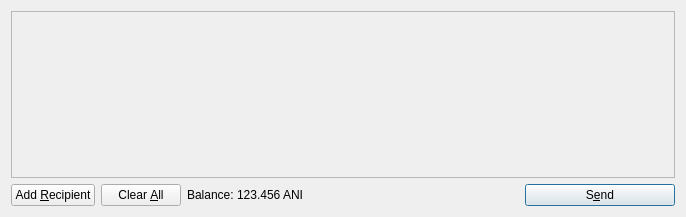
Old version of the form src/qt/forms/sendcoinsdialog.ui in the repository Animecointeam/Animecoin.
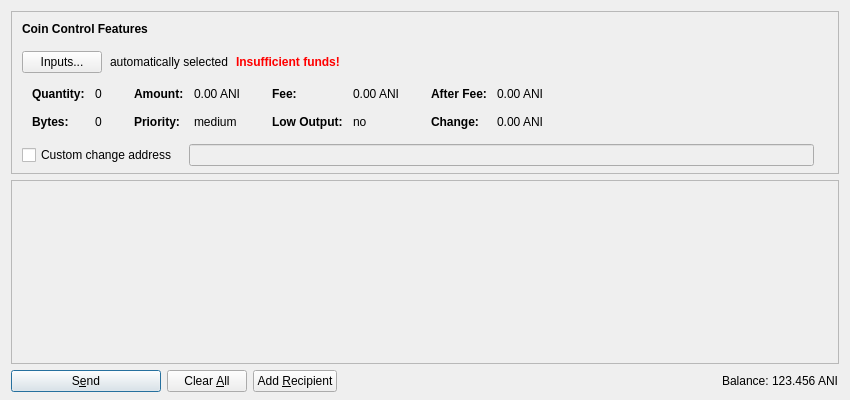
New version of the form. Icons and pictures are not drawn. Custom widgets are drawn as their Qt base class.

The edit to the form file:
```diff
--- a/src/qt/forms/sendcoinsdialog.ui
+++ b/src/qt/forms/sendcoinsdialog.ui
@@ -6,14 +6,603 @@
    <rect>
     <x>0</x>
     <y>0</y>
-    <width>686</width>
-    <height>217</height>
+    <width>850</width>
+    <height>400</height>
    </rect>
   </property>
   <property name="windowTitle">
    <string>Send Coins</string>
   </property>
-  <layout class="QVBoxLayout" name="verticalLayout">
+  <layout class="QVBoxLayout" name="verticalLayout" stretch="0,1,0">
+   <property name="bottomMargin">
+    <number>8</number>
+   </property>
+   <item>
+    <widget class="QFrame" name="frameCoinControl">
+     <property name="sizePolicy">
+      <sizepolicy hsizetype="Expanding" vsizetype="Expanding">
+       <horstretch>0</horstretch>
+       <verstretch>0</verstretch>
+      </sizepolicy>
+     </property>
+     <property name="maximumSize">
+      <size>
+       <width>16777215</width>
+       <height>16777215</height>
+      </size>
+     </property>
+     <property name="frameShape">
+      <enum>QFrame::StyledPanel</enum>
+     </property>
+     <property name="frameShadow">
+      <enum>QFrame::Sunken</enum>
+     </property>
+     <layout class="QVBoxLayout" name="verticalLayoutCoinControl2">
+      <property name="spacing">
+       <number>0</number>
+      </property>
+      <property name="leftMargin">
+       <number>0</number>
+      </property>
+      <property name="topMargin">
+       <number>0</number>
+      </property>
+      <property name="rightMargin">
+       <number>0</number>
+      </property>
+      <property name="bottomMargin">
+       <number>6</number>
+      </property>
+      <item>
+       <layout class="QVBoxLayout" name="verticalLayoutCoinControl" stretch="0,0,0,0,1">
+        <property name="spacing">
+         <number>0</number>
+        </property>
+        <property name="leftMargin">
+         <number>10</number>
+        </property>
+        <property name="topMargin">
+         <number>10</number>
+        </property>
+        <item>
+         <layout class="QHBoxLayout" name="horizontalLayoutCoinControl1">
+          <property name="bottomMargin">
+           <number>15</number>
+          </property>
+          <item>
+           <widget class="QLabel" name="labelCoinControlFeatures">
+            <property name="sizePolicy">
+             <sizepolicy hsizetype="Preferred" vsizetype="Maximum">
+              <horstretch>0</horstretch>
+              <verstretch>0</verstretch>
+             </sizepolicy>
+            </property>
+            <property name="font">
+             <font>
+              <weight>75</weight>
+              <bold>true</bold>
+             </font>
+            </property>
+            <property name="styleSheet">
+             <string notr="true">font-weight:bold;</string>
+            </property>
+            <property name="text">
+             <string>Coin Control Features</string>
+            </property>
+           </widget>
+          </item>
+         </layout>
+        </item>
+        <item>
+         <layout class="QHBoxLayout" name="horizontalLayoutCoinControl2" stretch="0,0,0,0">
+          <property name="spacing">
+           <number>8</number>
+          </property>
+          <property name="bottomMargin">
+           <number>10</number>
+          </property>
+          <item>
+           <widget class="QPushButton" name="pushButtonCoinControl">
+            <property name="styleSheet">
+             <string notr="true"/>
+            </property>
+            <property name="text">
+             <string>Inputs...</string>
+            </property>
+           </widget>
+          </item>
+          <item>
+           <widget class="QLabel" name="labelCoinControlAutomaticallySelected">
+            <property name="text">
+             <string>automatically selected</string>
+            </property>
+            <property name="margin">
+             <number>5</number>
+            </property>
+           </widget>
+          </item>
+          <item>
+           <widget class="QLabel" name="labelCoinControlInsuffFunds">
+            <property name="font">
+             <font>
+              <weight>75</weight>
+              <bold>true</bold>
+             </font>
+            </property>
+            <property name="styleSheet">
+             <string notr="true">color:red;font-weight:bold;</string>
+            </property>
+            <property name="text">
+             <string>Insufficient funds!</string>
+            </property>
+            <property name="margin">
+             <number>5</number>
+            </property>
+           </widget>
+          </item>
+          <item>
+           <spacer name="horizontalSpacerCoinControl">
+            <property name="orientation">
+             <enum>Qt::Horizontal</enum>
+            </property>
+            <property name="sizeHint" stdset="0">
+             <size>
+              <width>40</width>
+              <height>1</height>
+             </size>
+            </property>
+           </spacer>
+          </item>
+         </layout>
+        </item>
+        <item>
+         <widget class="QWidget" name="widgetCoinControl" native="true">
+          <property name="sizePolicy">
+           <sizepolicy hsizetype="Preferred" vsizetype="Preferred">
+            <horstretch>0</horstretch>
+            <verstretch>0</verstretch>
+           </sizepolicy>
+          </property>
+          <property name="minimumSize">
+           <size>
+            <width>0</width>
+            <height>0</height>
+           </size>
+          </property>
+          <property name="styleSheet">
+           <string notr="true"/>
+          </property>
+          <layout class="QHBoxLayout" name="horizontalLayoutCoinControl5">
+           <property name="leftMargin">
+            <number>0</number>
+           </property>
+           <property name="topMargin">
+            <number>0</number>
+           </property>
+           <property name="rightMargin">
+            <number>0</number>
+           </property>
+           <property name="bottomMargin">
+            <number>0</number>
+           </property>
+           <item>
+            <layout class="QHBoxLayout" name="horizontalLayoutCoinControl3" stretch="0,0,0,1">
+             <property name="spacing">
+              <number>20</number>
+             </property>
+             <property name="topMargin">
+              <number>0</number>
+             </property>
+             <property name="bottomMargin">
+              <number>10</number>
+             </property>
+             <item>
+              <layout class="QFormLayout" name="formLayoutCoinControl1">
+               <property name="horizontalSpacing">
+                <number>10</number>
+               </property>
+               <property name="verticalSpacing">
+                <number>14</number>
+               </property>
+               <property name="leftMargin">
+                <number>10</number>
+               </property>
+               <property name="topMargin">
+                <number>4</number>
+               </property>
+               <property name="rightMargin">
+                <number>6</number>
+               </property>
+               <item row="0" column="0">
+                <widget class="QLabel" name="labelCoinControlQuantityText">
+                 <property name="font">
+                  <font>
+                   <weight>75</weight>
+                   <bold>true</bold>
+                  </font>
+                 </property>
+                 <property name="text">
+                  <string>Quantity:</string>
+                 </property>
+                 <property name="margin">
+                  <number>0</number>
+                 </property>
+                </widget>
+               </item>
+               <item row="0" column="1">
+                <widget class="QLabel" name="labelCoinControlQuantity">
+                 <property name="cursor">
+                  <cursorShape>IBeamCursor</cursorShape>
+                 </property>
+                 <property name="contextMenuPolicy">
+                  <enum>Qt::ActionsContextMenu</enum>
+                 </property>
+                 <property name="text">
+                  <string notr="true">0</string>
+                 </property>
+                 <property name="margin">
+                  <number>0</number>
+                 </property>
+                 <property name="textInteractionFlags">
+                  <set>Qt::LinksAccessibleByMouse|Qt::TextSelectableByKeyboard|Qt::TextSelectableByMouse</set>
+                 </property>
+                </widget>
+               </item>
+               <item row="1" column="0">
+                <widget class="QLabel" name="labelCoinControlBytesText">
+                 <property name="font">
+                  <font>
+                   <weight>75</weight>
+                   <bold>true</bold>
+                  </font>
+                 </property>
+                 <property name="text">
+                  <string>Bytes:</string>
+                 </property>
+                </widget>
+               </item>
+               <item row="1" column="1">
+                <widget class="QLabel" name="labelCoinControlBytes">
+                 <property name="cursor">
+                  <cursorShape>IBeamCursor</cursorShape>
+                 </property>
+                 <property name="contextMenuPolicy">
+                  <enum>Qt::ActionsContextMenu</enum>
+                 </property>
+                 <property name="text">
+                  <string notr="true">0</string>
+                 </property>
+                 <property name="textInteractionFlags">
+                  <set>Qt::LinksAccessibleByMouse|Qt::TextSelectableByKeyboard|Qt::TextSelectableByMouse</set>
+                 </property>
+                </widget>
+               </item>
+              </layout>
+             </item>
+             <item>
+              <layout class="QFormLayout" name="formLayoutCoinControl2">
+               <property name="horizontalSpacing">
+                <number>10</number>
+               </property>
+               <property name="verticalSpacing">
+                <number>14</number>
+               </property>
+               <property name="leftMargin">
+                <number>6</number>
+               </property>
+               <property name="topMargin">
+                <number>4</number>
+               </property>
+               <property name="rightMargin">
+                <number>6</number>
+               </property>
+               <item row="0" column="0">
+                <widget class="QLabel" name="labelCoinControlAmountText">
+                 <property name="font">
+                  <font>
+                   <weight>75</weight>
+                   <bold>true</bold>
+                  </font>
+                 </property>
+                 <property name="text">
+                  <string>Amount:</string>
+                 </property>
+                 <property name="margin">
+                  <number>0</number>
+                 </property>
+                </widget>
+               </item>
+               <item row="0" column="1">
+                <widget class="QLabel" name="labelCoinControlAmount">
+                 <property name="cursor">
+                  <cursorShape>IBeamCursor</cursorShape>
+                 </property>
+                 <property name="contextMenuPolicy">
+                  <enum>Qt::ActionsContextMenu</enum>
+                 </property>
+                 <property name="text">
+                  <string notr="true">0.00 ANI</string>
+                 </property>
+                 <property name="textInteractionFlags">
+                  <set>Qt::LinksAccessibleByMouse|Qt::TextSelectableByKeyboard|Qt::TextSelectableByMouse</set>
+                 </property>
+                </widget>
+               </item>
+               <item row="1" column="0">
+                <widget class="QLabel" name="labelCoinControlPriorityText">
+                 <property name="font">
+                  <font>
+                   <weight>75</weight>
+                   <bold>true</bold>
+                  </font>
+                 </property>
+                 <property name="text">
+                  <string>Priority:</string>
+                 </property>
+                </widget>
+               </item>
+               <item row="1" column="1">
+                <widget class="QLabel" name="labelCoinControlPriority">
+                 <property name="cursor">
+                  <cursorShape>IBeamCursor</cursorShape>
+                 </property>
+                 <property name="contextMenuPolicy">
+                  <enum>Qt::ActionsContextMenu</enum>
+                 </property>
+                 <property name="text">
+                  <string notr="true">medium</string>
+                 </property>
+                 <property name="textInteractionFlags">
+                  <set>Qt::LinksAccessibleByMouse|Qt::TextSelectableByKeyboard|Qt::TextSelectableByMouse</set>
+                 </property>
+                </widget>
+               </item>
+              </layout>
+             </item>
+             <item>
+              <layout class="QFormLayout" name="formLayoutCoinControl3">
+               <property name="horizontalSpacing">
+                <number>10</number>
+               </property>
+               <property name="verticalSpacing">
+                <number>14</number>
+               </property>
+               <property name="leftMargin">
+                <number>6</number>
+               </property>
+               <property name="topMargin">
+                <number>4</number>
+               </property>
+               <property name="rightMargin">
+                <number>6</number>
+               </property>
+               <item row="0" column="0">
+                <widget class="QLabel" name="labelCoinControlFeeText">
+                 <property name="font">
+                  <font>
+                   <weight>75</weight>
+                   <bold>true</bold>
+                  </font>
+                 </property>
+                 <property name="text">
+                  <string>Fee:</string>
+                 </property>
+                 <property name="margin">
+                  <number>0</number>
+                 </property>
+                </widget>
+               </item>
+               <item row="0" column="1">
+                <widget class="QLabel" name="labelCoinControlFee">
+                 <property name="cursor">
+                  <cursorShape>IBeamCursor</cursorShape>
+                 </property>
+                 <property name="contextMenuPolicy">
+                  <enum>Qt::ActionsContextMenu</enum>
+                 </property>
+                 <property name="text">
+                  <string notr="true">0.00 ANI</string>
+                 </property>
+                 <property name="textInteractionFlags">
+                  <set>Qt::LinksAccessibleByMouse|Qt::TextSelectableByKeyboard|Qt::TextSelectableByMouse</set>
+                 </property>
+                </widget>
+               </item>
+               <item row="1" column="0">
+                <widget class="QLabel" name="labelCoinControlLowOutputText">
+                 <property name="font">
+                  <font>
+                   <weight>75</weight>
+                   <bold>true</bold>
+                  </font>
+                 </property>
+                 <property name="text">
+                  <string>Low Output:</string>
+                 </property>
+                </widget>
+               </item>
+               <item row="1" column="1">
+                <widget class="QLabel" name="labelCoinControlLowOutput">
+                 <property name="cursor">
+                  <cursorShape>IBeamCursor</cursorShape>
+                 </property>
+                 <property name="contextMenuPolicy">
+                  <enum>Qt::ActionsContextMenu</enum>
+                 </property>
+                 <property name="text">
+                  <string notr="true">no</string>
+                 </property>
+                 <property name="textInteractionFlags">
+                  <set>Qt::LinksAccessibleByMouse|Qt::TextSelectableByKeyboard|Qt::TextSelectableByMouse</set>
+                 </property>
+                </widget>
+               </item>
+              </layout>
+             </item>
+             <item>
+              <layout class="QFormLayout" name="formLayoutCoinControl4">
+               <property name="horizontalSpacing">
+                <number>10</number>
+               </property>
+               <property name="verticalSpacing">
+                <number>14</number>
+               </property>
+               <property name="leftMargin">
+                <number>6</number>
+               </property>
+               <property name="topMargin">
+                <number>4</number>
+               </property>
+               <property name="rightMargin">
+                <number>6</number>
+               </property>
+               <item row="0" column="0">
+                <widget class="QLabel" name="labelCoinControlAfterFeeText">
+                 <property name="font">
+                  <font>
+                   <weight>75</weight>
+                   <bold>true</bold>
+                  </font>
+                 </property>
+                 <property name="text">
+                  <string>After Fee:</string>
+                 </property>
+                 <property name="margin">
+                  <number>0</number>
+                 </property>
+                </widget>
+               </item>
+               <item row="0" column="1">
+                <widget class="QLabel" name="labelCoinControlAfterFee">
+                 <property name="cursor">
+                  <cursorShape>IBeamCursor</cursorShape>
+                 </property>
+                 <property name="contextMenuPolicy">
+                  <enum>Qt::ActionsContextMenu</enum>
+                 </property>
+                 <property name="text">
+                  <string notr="true">0.00 ANI</string>
+                 </property>
+                 <property name="textInteractionFlags">
+                  <set>Qt::LinksAccessibleByMouse|Qt::TextSelectableByKeyboard|Qt::TextSelectableByMouse</set>
+                 </property>
+                </widget>
+               </item>
+               <item row="1" column="0">
+                <widget class="QLabel" name="labelCoinControlChangeText">
+                 <property name="font">
+                  <font>
+                   <weight>75</weight>
+                   <bold>true</bold>
+                  </font>
+                 </property>
+                 <property name="text">
+                  <string>Change:</string>
+                 </property>
+                </widget>
+               </item>
+               <item row="1" column="1">
+                <widget class="QLabel" name="labelCoinControlChange">
+                 <property name="cursor">
+                  <cursorShape>IBeamCursor</cursorShape>
+                 </property>
+                 <property name="contextMenuPolicy">
+                  <enum>Qt::ActionsContextMenu</enum>
+                 </property>
+                 <property name="text">
+                  <string notr="true">0.00 ANI</string>
+                 </property>
+                 <property name="textInteractionFlags">
+                  <set>Qt::LinksAccessibleByMouse|Qt::TextSelectableByKeyboard|Qt::TextSelectableByMouse</set>
+                 </property>
+                </widget>
+               </item>
+              </layout>
+             </item>
+            </layout>
+           </item>
+          </layout>
+         </widget>
+        </item>
+        <item>
+         <layout class="QHBoxLayout" name="horizontalLayoutCoinControl4" stretch="0,0,0">
+          <property name="spacing">
+           <number>12</number>
+          </property>
+          <property name="sizeConstraint">
+           <enum>QLayout::SetDefaultConstraint</enum>
+          </property>
+          <property name="topMargin">
+           <number>5</number>
+          </property>
+          <property name="rightMargin">
+           <number>5</number>
+          </property>
+          <item>
+           <widget class="QCheckBox" name="checkBoxCoinControlChange">
+            <property name="toolTip">
+             <string>If this is activated, but the change address is empty or invalid, change will be sent to a newly generated address.</string>
+            </property>
+            <property name="text">
+             <string>Custom change address</string>
+            </property>
+           </widget>
+          </item>
+          <item>
+           <widget class="QValidatedLineEdit" name="lineEditCoinControlChange">
+            <property name="enabled">
+             <bool>false</bool>
+            </property>
+            <property name="sizePolicy">
+             <sizepolicy hsizetype="Expanding" vsizetype="Fixed">
+              <horstretch>0</horstretch>
+              <verstretch>0</verstretch>
+             </sizepolicy>
+            </property>
+           </widget>
+          </item>
+          <item>
+           <widget class="QLabel" name="labelCoinControlChangeLabel">
+            <property name="sizePolicy">
+             <sizepolicy hsizetype="Preferred" vsizetype="Expanding">
+              <horstretch>0</horstretch>
+              <verstretch>0</verstretch>
+             </sizepolicy>
+            </property>
+            <property name="minimumSize">
+             <size>
+              <width>0</width>
+              <height>0</height>
+             </size>
+            </property>
+            <property name="text">
+             <string/>
+            </property>
+            <property name="margin">
+             <number>3</number>
+            </property>
+           </widget>
+          </item>
+         </layout>
+        </item>
+        <item>
+         <spacer name="verticalSpacerCoinControl">
+          <property name="orientation">
+           <enum>Qt::Vertical</enum>
+          </property>
+          <property name="sizeHint" stdset="0">
+           <size>
+            <width>800</width>
+            <height>1</height>
+           </size>
+          </property>
+         </spacer>
+        </item>
+       </layout>
+      </item>
+     </layout>
+    </widget>
+   </item>
    <item>
     <widget class="QScrollArea" name="scrollArea">
      <property name="widgetResizable">
@@ -24,12 +613,21 @@
        <rect>
         <x>0</x>
         <y>0</y>
-        <width>666</width>
-        <height>165</height>
+        <width>830</width>
+        <height>178</height>
        </rect>
       </property>
-      <layout class="QVBoxLayout" name="verticalLayout_2">
-       <property name="margin">
+      <layout class="QVBoxLayout" name="verticalLayout_2" stretch="0,1">
+       <property name="leftMargin">
+        <number>0</number>
+       </property>
+       <property name="topMargin">
+        <number>0</number>
+       </property>
+       <property name="rightMargin">
+        <number>0</number>
+       </property>
+       <property name="bottomMargin">
         <number>0</number>
        </property>
        <item>
@@ -59,19 +657,25 @@
    <item>
     <layout class="QHBoxLayout" name="horizontalLayout">
      <item>
-      <widget class="QPushButton" name="addButton">
+      <widget class="QPushButton" name="sendButton">
+       <property name="minimumSize">
+        <size>
+         <width>150</width>
+         <height>0</height>
+        </size>
+       </property>
        <property name="toolTip">
         <string>Send to multiple recipients at once</string>
        </property>
        <property name="text">
-        <string>Add &amp;Recipient</string>
+        <string>S&amp;end</string>
        </property>
        <property name="icon">
         <iconset resource="../bitcoin.qrc">
          <normaloff>:/icons/add</normaloff>:/icons/add</iconset>
        </property>
-       <property name="autoDefault">
-        <bool>false</bool>
+       <property name="default">
+        <bool>true</bool>
        </property>
       </widget>
      </item>
@@ -101,6 +705,36 @@
        </property>
       </widget>
      </item>
+          <item>
+      <widget class="QPushButton" name="addButton">
+       <property name="toolTip">
+        <string>Send to multiple recipients at once</string>
+       </property>
+       <property name="text">
+        <string>Add &amp;Recipient</string>
+       </property>
+       <property name="icon">
+        <iconset resource="../bitcoin.qrc">
+         <normaloff>:/icons/add</normaloff>:/icons/add</iconset>
+       </property>
+       <property name="autoDefault">
+        <bool>false</bool>
+       </property>
+      </widget>
+     </item>
+     <item>
+      <spacer name="horizontalSpacer">
+       <property name="orientation">
+        <enum>Qt::Horizontal</enum>
+       </property>
+       <property name="sizeHint" stdset="0">
+        <size>
+         <width>40</width>
+         <height>20</height>
+        </size>
+       </property>
+      </spacer>
+     </item>
      <item>
       <layout class="QHBoxLayout" name="horizontalLayout_2">
        <property name="spacing">
@@ -108,6 +742,12 @@
        </property>
        <item>
         <widget class="QLabel" name="label">
+		 <property name="sizePolicy">
+          <sizepolicy hsizetype="Preferred" vsizetype="Fixed">
+           <horstretch>0</horstretch>
+           <verstretch>0</verstretch>
+          </sizepolicy>
+         </property>
          <property name="text">
           <string>Balance:</string>
          </property>
@@ -115,6 +755,12 @@
        </item>
        <item>
         <widget class="QLabel" name="labelBalance">
+		 <property name="sizePolicy">
+          <sizepolicy hsizetype="Preferred" vsizetype="Fixed">
+           <horstretch>0</horstretch>
+           <verstretch>0</verstretch>
+          </sizepolicy>
+         </property>
          <property name="cursor">
           <cursorShape>IBeamCursor</cursorShape>
          </property>
@@ -128,46 +774,17 @@
        </item>
       </layout>
      </item>
-     <item>
-      <spacer name="horizontalSpacer">
-       <property name="orientation">
-        <enum>Qt::Horizontal</enum>
-       </property>
-       <property name="sizeHint" stdset="0">
-        <size>
-         <width>40</width>
-         <height>20</height>
-        </size>
-       </property>
-      </spacer>
-     </item>
-     <item>
-      <widget class="QPushButton" name="sendButton">
-       <property name="minimumSize">
-        <size>
-         <width>150</width>
-         <height>0</height>
-        </size>
-       </property>
-       <property name="toolTip">
-        <string>Confirm the send action</string>
-       </property>
-       <property name="text">
-        <string>S&amp;end</string>
-       </property>
-       <property name="icon">
-        <iconset resource="../bitcoin.qrc">
-         <normaloff>:/icons/send</normaloff>:/icons/send</iconset>
-       </property>
-       <property name="default">
-        <bool>true</bool>
-       </property>
-      </widget>
-     </item>
     </layout>
    </item>
   </layout>
  </widget>
+  <customwidgets>
+  <customwidget>
+   <class>QValidatedLineEdit</class>
+   <extends>QLineEdit</extends>
+   <header>qvalidatedlineedit.h</header>
+  </customwidget>
+ </customwidgets>
  <resources>
   <include location="../bitcoin.qrc"/>
  </resources>
```
Left out of the diff: 8 changed lines with no effect on the pictures.
